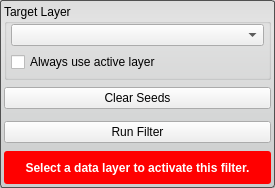
Before: the Qt Designer form src/Interface/ToolInterface/NeighborhoodConnectedFilterInterface.ui in jessdtate/Seg3D, drawn with Qt 5.
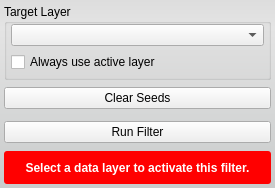
After: the same form once the commit is applied. Custom widgets are drawn as their Qt base class.

The edit to the form file:
```diff
--- a/src/Interface/ToolInterface/NeighborhoodConnectedFilterInterface.ui
+++ b/src/Interface/ToolInterface/NeighborhoodConnectedFilterInterface.ui
@@ -34,7 +34,6 @@
   <property name="styleSheet">
    <string notr="true">QWidget#NeighborhoodConnectedFilterInterface{
 	border-radius: 3px;
-	border: 1px solid rgb(80, 80,80);
 	background-color: qlineargradient(spread:pad, x1:0.5, y1:0, x2:0.5, y2:0.960227, stop:0 rgba(221, 221, 221, 255), stop:0.155779 rgba(228, 228, 228, 255), stop:1 rgba(202, 204, 204, 255));      
 }</string>
   </property>
```
